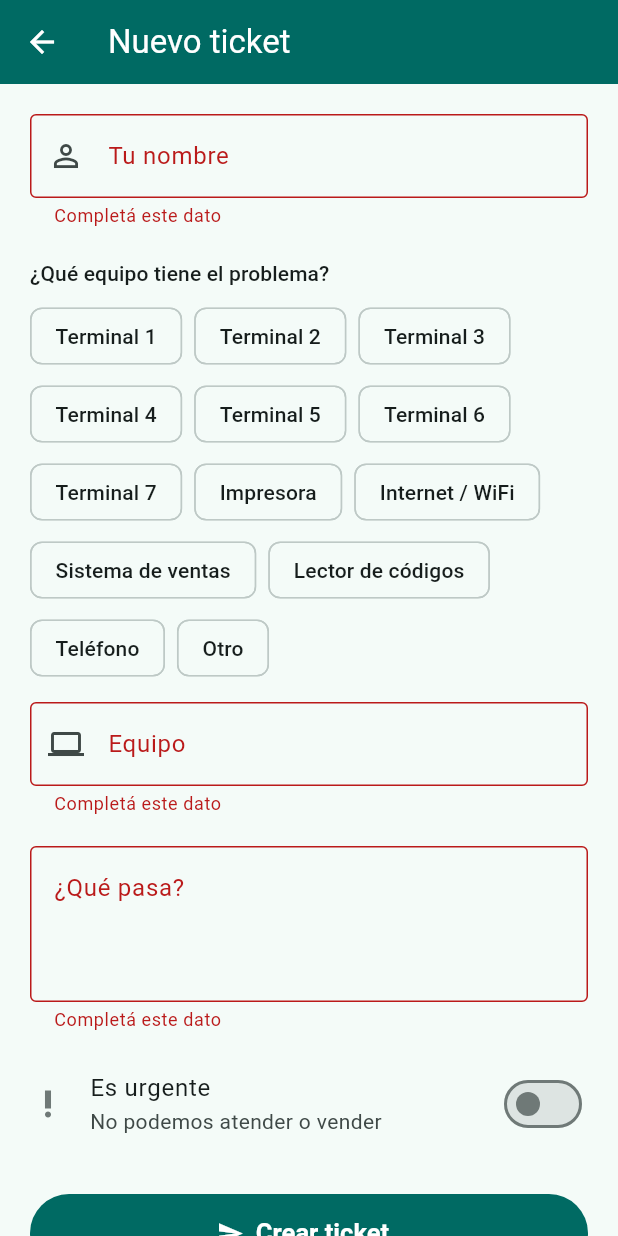
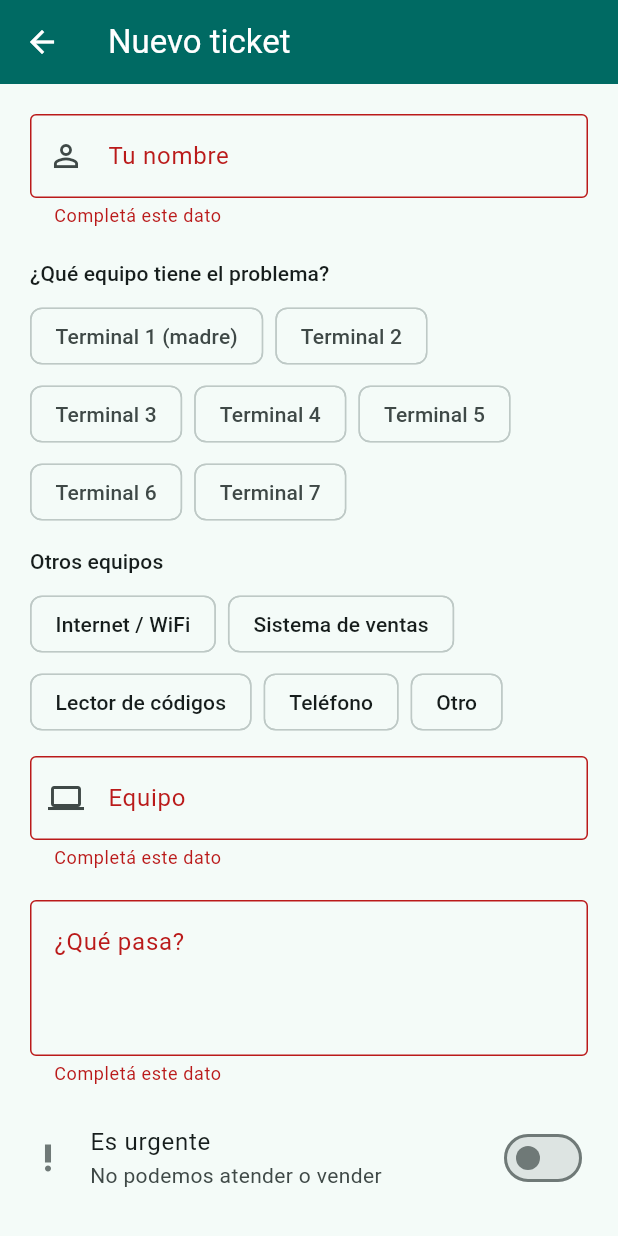
Before and after one commit to walter3110/wrctech-tickets-, a Flutter app: the NuevoTicketPage screen opened directly, after a tap on "Crear ticket", on a phone screen of 412 x 824 dp. Run offline on Flutter 3.47's test engine with Material 3 defaults, Android fonts, the phone set to English and light mode, and no system bars; our stand-ins replace supabase_flutter; accounts and stored records are empty.

Commit message:
Terminales: madre sin impresora, 2 a 7 con impresora de tickets
Co-Authored-By: Claude Opus 5.5 <noreply@anthropic.com>
Claude-Session: https://claude.ai/code/session_016nfH9MoCFus4eCtBGHN8sj

```diff
--- a/apps/soporte/lib/pantallas/nuevo_ticket.dart
+++ b/apps/soporte/lib/pantallas/nuevo_ticket.dart
@@ -2,9 +2,13 @@ import 'package:flutter/material.dart';
 
 import '../supa.dart';
 
-final _equiposRapidos = [
-  for (var i = 1; i <= 7; i++) 'Terminal $i',
-  'Impresora',
+/// Terminal 1 es la madre (servidor) y no tiene impresora de tickets.
+/// Las terminales 2 a 7 tienen computadora e impresora de tickets.
+const _cantidadTerminales = 7;
+
+String _nombreTerminal(int n) => n == 1 ? 'Terminal 1 (madre)' : 'Terminal $n';
+
+const _otrosEquipos = [
   'Internet / WiFi',
   'Sistema de ventas',
   'Lector de códigos',
@@ -27,14 +31,36 @@ class _NuevoTicketPageState extends State<NuevoTicketPage> {
   final _focoEquipo = FocusNode();
   bool _urgente = false;
   bool _enviando = false;
+  int? _terminal; // terminal elegida
+  bool _impresora = false; // true = la impresora de tickets de esa terminal
 
-  void _elegirEquipo(String e) {
-    _equipo.text = e;
-    _equipo.selection = TextSelection.collapsed(offset: e.length);
-    // "Otro": que escriban qué equipo es.
+  void _ponerEquipo(String texto) {
+    _equipo.text = texto;
+    _equipo.selection = TextSelection.collapsed(offset: texto.length);
+  }
+
+  void _elegirTerminal(int n) {
+    setState(() {
+      _terminal = n;
+      _impresora = false;
+    });
+    _ponerEquipo(_nombreTerminal(n));
+  }
+
+  void _elegirParte(bool impresora) {
+    setState(() => _impresora = impresora);
+    final base = _nombreTerminal(_terminal!);
+    _ponerEquipo(impresora ? '$base - Impresora de tickets' : base);
+  }
+
+  void _elegirOtro(String e) {
+    setState(() => _terminal = null);
     if (e == 'Otro') {
+      // Que escriban qué equipo es.
       _equipo.clear();
       _focoEquipo.requestFocus();
+    } else {
+      _ponerEquipo(e);
     }
   }
 
@@ -132,8 +158,43 @@ class _NuevoTicketPageState extends State<NuevoTicketPage> {
                 spacing: 8,
                 runSpacing: 4,
                 children: [
-                  for (final e in _equiposRapidos)
-                    ActionChip(label: Text(e), onPressed: () => _elegirEquipo(e)),
+                  for (var n = 1; n <= _cantidadTerminales; n++)
+                    ChoiceChip(
+                      label: Text(n == 1 ? 'Terminal 1 (madre)' : 'Terminal $n'),
+                      selected: _terminal == n,
+                      onSelected: (_) => _elegirTerminal(n),
+                    ),
+                ],
+              ),
+              // Terminales 2 a 7: ¿la compu o la impresora de tickets?
+              if (_terminal != null && _terminal != 1) ...[
+                const SizedBox(height: 12),
+                Text('¿Qué parte de la Terminal $_terminal?',
+                    style: Theme.of(context).textTheme.titleSmall),
+                const SizedBox(height: 8),
+                SegmentedButton<bool>(
+                  segments: const [
+                    ButtonSegment(
+                        value: false, icon: Icon(Icons.computer), label: Text('Computadora')),
+                    ButtonSegment(
+                        value: true,
+                        icon: Icon(Icons.receipt_long),
+                        label: Text('Impresora de tickets')),
+                  ],
+                  showSelectedIcon: false,
+                  selected: {_impresora},
+                  onSelectionChanged: (v) => _elegirParte(v.first),
+                ),
+              ],
+              const SizedBox(height: 12),
+              Text('Otros equipos', style: Theme.of(context).textTheme.titleSmall),
+              const SizedBox(height: 8),
+              Wrap(
+                spacing: 8,
+                runSpacing: 4,
+                children: [
+                  for (final e in _otrosEquipos)
+                    ActionChip(label: Text(e), onPressed: () => _elegirOtro(e)),
                 ],
               ),
               const SizedBox(height: 12),
```
